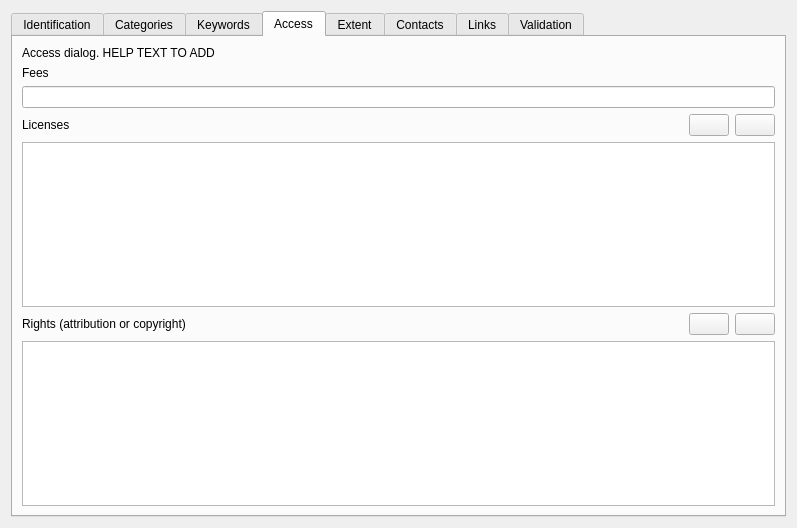
Before: the Qt Designer form src/ui/qgsmetadatawidget.ui in qgis/QGIS, drawn with Qt 5.
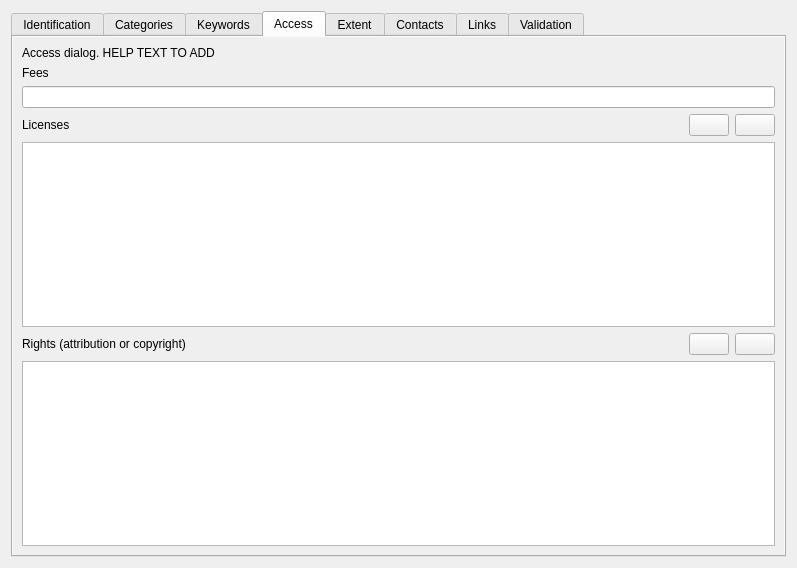
After: the same form once the commit is applied. The open tabs and pages were chosen to show the change. Icons and pictures are not drawn. Custom widgets are drawn as their Qt base class.

Commit message: add scrollbars for identification and access

Patch:
```diff
--- a/src/ui/qgsmetadatawidget.ui
+++ b/src/ui/qgsmetadatawidget.ui
@@ -7,7 +7,7 @@
     <x>0</x>
     <y>0</y>
     <width>797</width>
-    <height>528</height>
+    <height>568</height>
    </rect>
   </property>
   <property name="windowTitle">
@@ -440,6 +440,36 @@
        <string>Access</string>
       </attribute>
       <layout class="QVBoxLayout" name="verticalLayout_3">
+       <property name="leftMargin">
+        <number>0</number>
+       </property>
+       <property name="topMargin">
+        <number>0</number>
+       </property>
+       <property name="rightMargin">
+        <number>0</number>
+       </property>
+       <property name="bottomMargin">
+        <number>0</number>
+       </property>
+       <item>
+        <widget class="QScrollArea" name="scrollArea_2">
+         <property name="frameShape">
+          <enum>QFrame::NoFrame</enum>
+         </property>
+         <property name="widgetResizable">
+          <bool>true</bool>
+         </property>
+         <widget class="QWidget" name="scrollAreaWidgetContents_3">
+          <property name="geometry">
+           <rect>
+            <x>0</x>
+            <y>0</y>
+            <width>767</width>
+            <height>521</height>
+           </rect>
+          </property>
+          <layout class="QVBoxLayout" name="verticalLayout_16">
        <item>
         <widget class="QLabel" name="label_5">
          <property name="text">
@@ -575,6 +605,10 @@
        </item>
       </layout>
      </widget>
+        </widget>
+       </item>
+      </layout>
+     </widget>
      <widget class="QWidget" name="tabExtentDialog">
       <attribute name="title">
        <string>Extent</string>
```
Left out of the diff: 38 changed lines with no effect on the pictures. Lines whose indentation alone changed are shown as unchanged.
